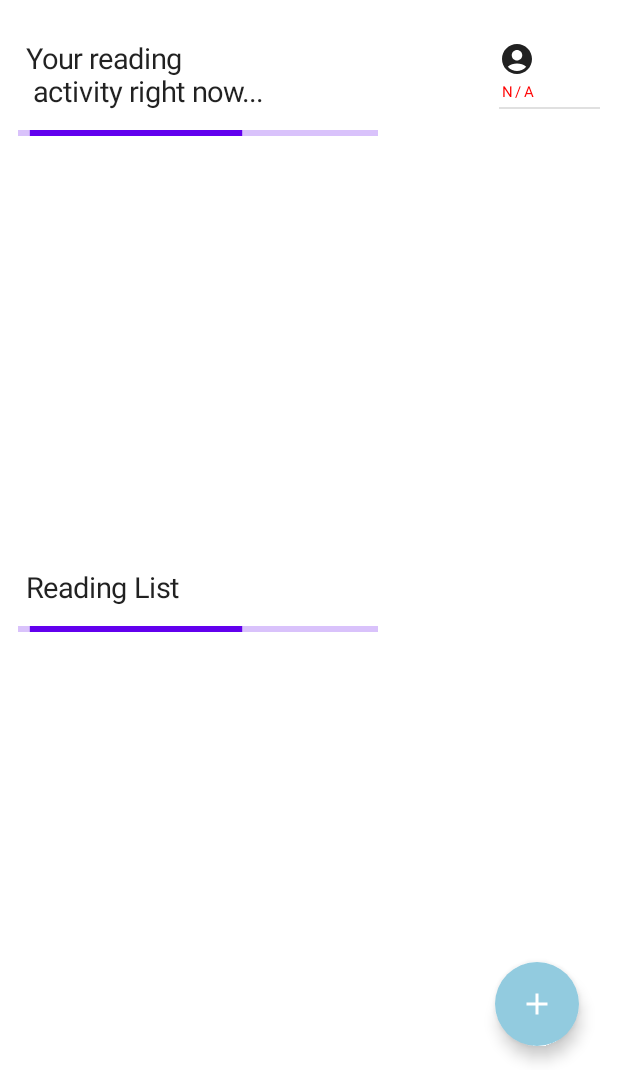
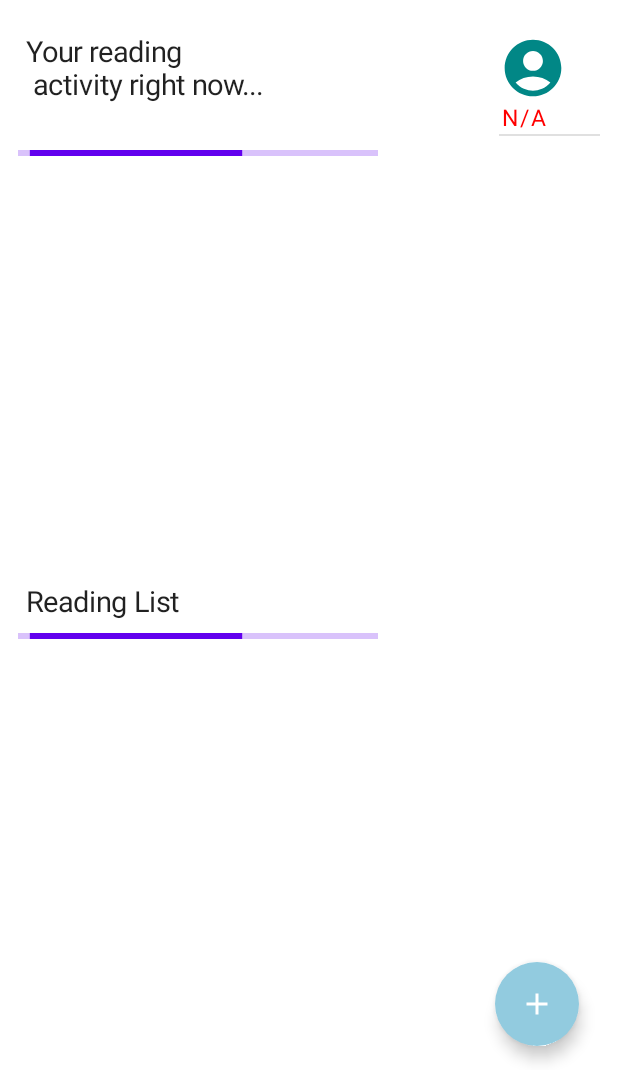
Before and after one commit to pdichone/android-compose-readerApp, an Android app built with Jetpack Compose: the Home screen opened through its navigation route, on a phone screen of 412 x 824 dp, the part 151-1236 px from its top. Run offline under Robolectric (Android 15) with nearby library versions, the phone set to English and light mode, and no system bars; our stand-ins replace Dagger/Hilt's generated code, Firebase (no records; nobody signed in at launch, a user with empty details on screens opened directly), accompanist; pictures from the network do not load.

Commit message:
a few changes

```diff
--- a/app/src/main/java/com/bawp/areader_test/screens/home/ReaderHomeScreen.kt
+++ b/app/src/main/java/com/bawp/areader_test/screens/home/ReaderHomeScreen.kt
@@ -92,10 +92,8 @@ fun HomeContent(
         listOfBooks = viewModel.data.value.data?.toList()!!.filter { book ->
               book.userId == currentUser?.uid.toString()
         }
-
     }
-
-    Log.d("SIZE", "HomeContent: ${viewModel.data.value.data?.size}")
+    //Log.d("SIZE", "HomeContent: ${viewModel.data.value.data?.size}")
 
 //    var bookss = listOf("Gerry",
 //        "Cabrito",
@@ -125,11 +123,13 @@ fun HomeContent(
                        //Take user to stats screen
                        navController.navigate(ReaderScreens.ReaderStatsScreen.name)
 
-                   })
+                   }.size(45.dp),
+                   tint = MaterialTheme.colors.secondaryVariant)
                Text(currentUserName,
                    modifier = Modifier.padding(2.dp),
                    style = MaterialTheme.typography.overline,
                    color = Color.Red,
+                   fontSize = 15.sp,
                    maxLines = 1,
                    overflow = TextOverflow.Clip)
                Divider()
```
Also changed, not shown: 1 other file.
